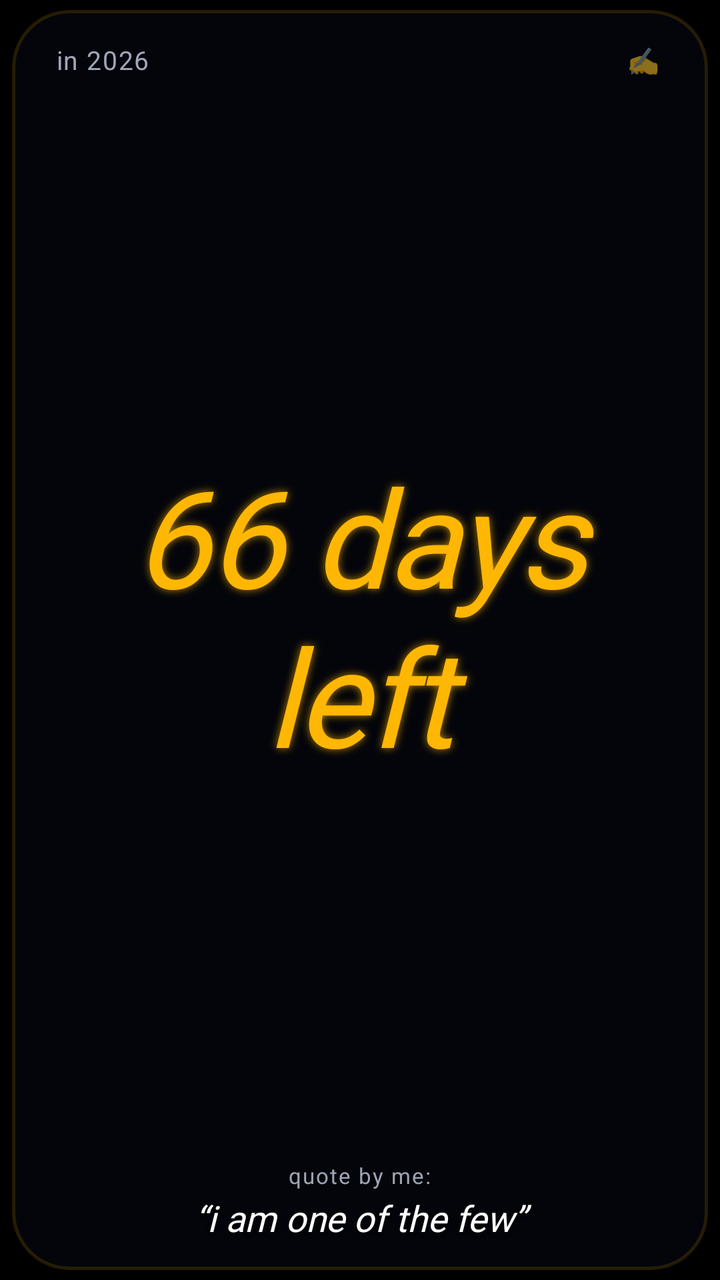
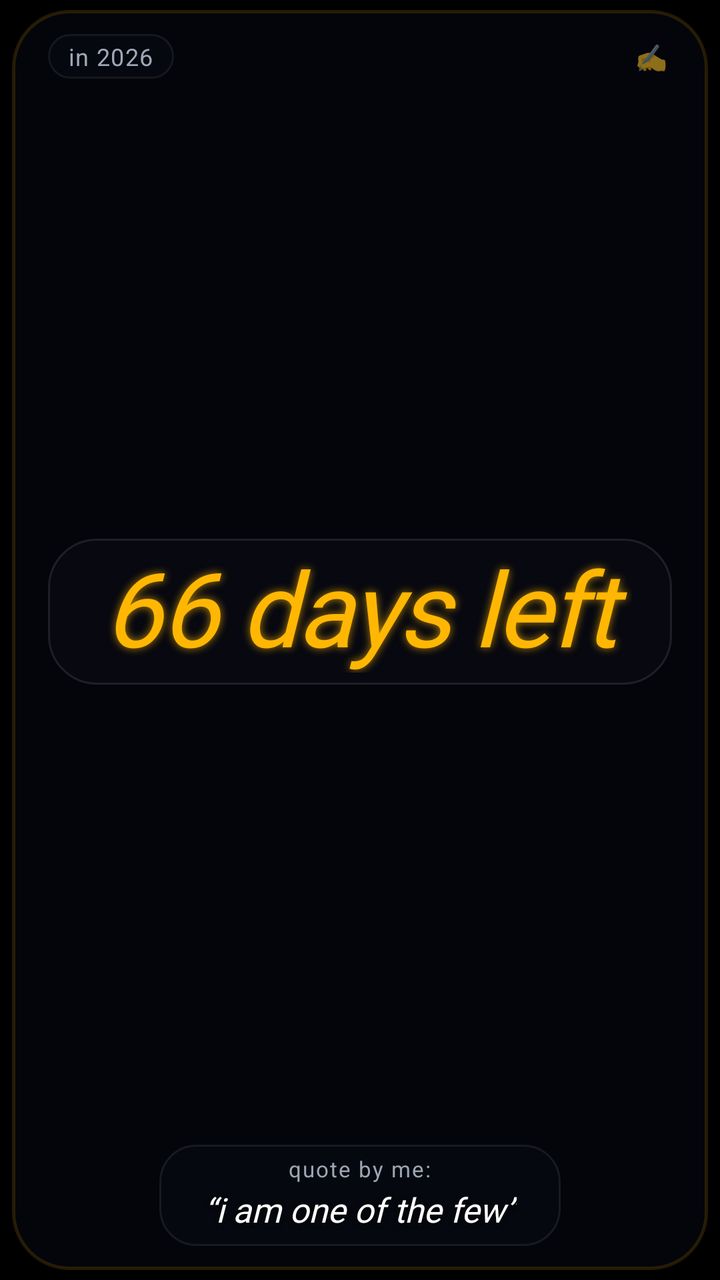

Two renders of the same Android screen: before a commit and after it. Below are the layout's source before the change and the commit's diff.
<!-- AndroidManifest.xml: application theme Theme.DaysLeftWidget -->
<!-- res/layout/widget_days_left.xml -->
<?xml version="1.0" encoding="utf-8"?>
<FrameLayout xmlns:android="http://schemas.android.com/apk/res/android"
    android:id="@+id/widget_root"
    android:layout_width="match_parent"
    android:layout_height="match_parent"
    android:paddingStart="6dp"
    android:paddingEnd="6dp"
    android:paddingTop="5dp"
    android:paddingBottom="5dp">

    
    <FrameLayout
        android:id="@+id/widget_card"
        android:layout_width="match_parent"
        android:layout_height="match_parent"
        android:background="@drawable/widget_card_bg">

        
        <ImageView
            android:id="@+id/iv_year_dots"
            android:layout_width="match_parent"
            android:layout_height="match_parent"
            android:scaleType="fitXY"
            android:contentDescription="@null" />

        
        <LinearLayout
            android:layout_width="match_parent"
            android:layout_height="match_parent"
            android:orientation="vertical"
            android:paddingStart="22dp"
            android:paddingEnd="22dp"
            android:paddingTop="14dp"
            android:paddingBottom="14dp">

            
            <RelativeLayout
                android:layout_width="match_parent"
                android:layout_height="wrap_content">

                <TextView
                    android:id="@+id/tv_year_label"
                    android:layout_width="wrap_content"
                    android:layout_height="wrap_content"
                    android:layout_alignParentStart="true"
                    android:layout_centerVertical="true"
                    android:text="in 2026"
                    android:textColor="@color/text_header_muted"
                    android:textSize="13sp"
                    android:textStyle="normal"
                    android:letterSpacing="0.04" />

                <TextView
                    android:id="@+id/btn_quick_add"
                    android:layout_width="wrap_content"
                    android:layout_height="wrap_content"
                    android:layout_alignParentEnd="true"
                    android:layout_centerVertical="true"
                    android:padding="2dp"
                    android:text="✍️"
                    android:textSize="13sp" />
            </RelativeLayout>

            
            <LinearLayout
                android:layout_width="match_parent"
                android:layout_height="0dp"
                android:layout_weight="1"
                android:gravity="center"
                android:paddingTop="2dp"
                android:paddingBottom="2dp">

                <TextView
                    android:id="@+id/tv_days_hero"
                    android:layout_width="match_parent"
                    android:layout_height="match_parent"
                    android:gravity="center"
                    android:text="66 days left"
                    android:textColor="@color/hero_days_color"
                    android:textSize="54sp"
                    android:textStyle="italic"
                    android:fontFamily="@font/playfair_display_italic"
                    android:autoSizeTextType="uniform"
                    android:autoSizeMinTextSize="28sp"
                    android:autoSizeMaxTextSize="68sp"
                    android:autoSizeStepGranularity="2sp"
                    android:includeFontPadding="false"
                    android:letterSpacing="-0.02"
                    android:shadowColor="#B3FFB703"
                    android:shadowDx="0"
                    android:shadowDy="0"
                    android:shadowRadius="10" />
            </LinearLayout>

            
            <LinearLayout
                android:id="@+id/quote_container"
                android:layout_width="match_parent"
                android:layout_height="wrap_content"
                android:gravity="center"
                android:orientation="vertical">

                <TextView
                    android:id="@+id/tv_quote_label"
                    android:layout_width="wrap_content"
                    android:layout_height="wrap_content"
                    android:text="quote by me:"
                    android:textColor="@color/quote_label_color"
                    android:textSize="11sp"
                    android:letterSpacing="0.06"
                    android:includeFontPadding="false" />

                <TextView
                    android:id="@+id/tv_quote_text"
                    android:layout_width="match_parent"
                    android:layout_height="wrap_content"
                    android:layout_marginTop="2dp"
                    android:gravity="center"
                    android:text="“i am one of the few”"
                    android:textColor="@color/quote_text_color"
                    android:textSize="18sp"
                    android:textStyle="italic"
                    android:fontFamily="@font/playfair_display_quote"
                    android:maxLines="2"
                    android:ellipsize="end"
                    android:lineSpacingExtra="3dp"
                    android:shadowColor="#99000000"
                    android:shadowDx="0"
                    android:shadowDy="2"
                    android:shadowRadius="6" />
            </LinearLayout>

        </LinearLayout>

    </FrameLayout>
</FrameLayout>
<!-- resources referenced by this layout -->
<resources>
  <color name="hero_days_color">#FFB703</color>
  <color name="quote_label_color">#9DA4B3</color>
  <color name="quote_text_color">#FFFFFF</color>
  <color name="text_header_muted">#A0A7B8</color>
  <!-- drawable widget_card_bg (drawable) -->
  <?xml version="1.0" encoding="utf-8"?>
  <shape xmlns:android="http://schemas.android.com/apk/res/android"
      android:shape="rectangle">
      
      <solid android:color="#B8060810" />
      <corners android:radius="28dp" />
      <stroke
          android:width="1.5dp"
          android:color="#24FFB703" />
  </shape>
  <style name="Theme.DaysLeftWidget" parent="Theme.MaterialComponents.DayNight.NoActionBar">
          <item name="colorPrimary">@color/primary_dark</item>
          <item name="colorSecondary">@color/accent_color</item>
          <item name="android:statusBarColor">@color/primary_dark</item>
          <item name="android:windowBackground">@color/primary_dark</item>
      </style>
  <color name="primary_dark">#000000</color>
  <color name="accent_color">#FFB703</color>
</resources>

<!-- the commit's change to res/layout/widget_days_left.xml (unified diff, before → after) -->
@@ -28,10 +28,10 @@
             android:layout_width="match_parent"
             android:layout_height="match_parent"
             android:orientation="vertical"
-            android:paddingStart="22dp"
-            android:paddingEnd="22dp"
-            android:paddingTop="14dp"
-            android:paddingBottom="14dp">
+            android:paddingStart="18dp"
+            android:paddingEnd="18dp"
+            android:paddingTop="12dp"
+            android:paddingBottom="12dp">
 
             
             <RelativeLayout
@@ -44,9 +44,14 @@
                     android:layout_height="wrap_content"
                     android:layout_alignParentStart="true"
                     android:layout_centerVertical="true"
+                    android:background="@drawable/scrim_capsule_year"
+                    android:paddingStart="10dp"
+                    android:paddingEnd="10dp"
+                    android:paddingTop="3dp"
+                    android:paddingBottom="3dp"
                     android:text="in 2026"
                     android:textColor="@color/text_header_muted"
-                    android:textSize="13sp"
+                    android:textSize="12sp"
                     android:textStyle="normal"
                     android:letterSpacing="0.04" />
 
@@ -67,67 +72,88 @@
                 android:layout_height="0dp"
                 android:layout_weight="1"
                 android:gravity="center"
-                android:paddingTop="2dp"
-                android:paddingBottom="2dp">
+                android:paddingTop="3dp"
+                android:paddingBottom="3dp">
 
-                <TextView
-                    android:id="@+id/tv_days_hero"
+                <FrameLayout
                     android:layout_width="match_parent"
-                    android:layout_height="match_parent"
-                    android:gravity="center"
-                    android:text="66 days left"
-                    android:textColor="@color/hero_days_color"
-                    android:textSize="54sp"
-                    android:textStyle="italic"
-                    android:fontFamily="@font/playfair_display_italic"
-                    android:autoSizeTextType="uniform"
-                    android:autoSizeMinTextSize="28sp"
-                    android:autoSizeMaxTextSize="68sp"
-                    android:autoSizeStepGranularity="2sp"
-                    android:includeFontPadding="false"
-                    android:letterSpacing="-0.02"
-                    android:shadowColor="#B3FFB703"
-                    android:shadowDx="0"
-                    android:shadowDy="0"
-                    android:shadowRadius="10" />
+                    android:layout_height="wrap_content"
+                    android:background="@drawable/scrim_capsule_hero"
+                    android:paddingStart="20dp"
+                    android:paddingEnd="20dp"
+                    android:paddingTop="6dp"
+                    android:paddingBottom="6dp">
+
+                    <TextView
+                        android:id="@+id/tv_days_hero"
+                        android:layout_width="match_parent"
+                        android:layout_height="wrap_content"
+                        android:gravity="center"
+                        android:text="66 days left"
+                        android:textColor="@color/hero_days_color"
+                        android:textSize="52sp"
+                        android:textStyle="italic"
+                        android:fontFamily="@font/playfair_display_italic"
+                        android:autoSizeTextType="uniform"
+                        android:autoSizeMinTextSize="28sp"
+                        android:autoSizeMaxTextSize="68sp"
+                        android:autoSizeStepGranularity="2sp"
+                        android:includeFontPadding="false"
+                        android:letterSpacing="-0.02"
+                        android:shadowColor="#B3FFB703"
+                        android:shadowDx="0"
+                        android:shadowDy="0"
+                        android:shadowRadius="10" />
+                </FrameLayout>
             </LinearLayout>
 
             
             <LinearLayout
-                android:id="@+id/quote_container"
                 android:layout_width="match_parent"
                 android:layout_height="wrap_content"
-                android:gravity="center"
-                android:orientation="vertical">
+                android:gravity="center">
 
-                <TextView
-                    android:id="@+id/tv_quote_label"
+                <LinearLayout
+                    android:id="@+id/quote_container"
                     android:layout_width="wrap_content"
                     android:layout_height="wrap_content"
-                    android:text="quote by me:"
-                    android:textColor="@color/quote_label_color"
-                    android:textSize="11sp"
-                    android:letterSpacing="0.06"
-                    android:includeFontPadding="false" />
+                    android:background="@drawable/scrim_capsule_quote"
+                    android:paddingStart="22dp"
+                    android:paddingEnd="22dp"
+                    android:paddingTop="6dp"
+                    android:paddingBottom="7dp"
+                    android:gravity="center"
+                    android:orientation="vertical">
 
-                <TextView
-                    android:id="@+id/tv_quote_text"
-                    android:layout_width="match_parent"
-                    android:layout_height="wrap_content"
-                    android:layout_marginTop="2dp"
-                    android:gravity="center"
-                    android:text="“i am one of the few”"
-                    android:textColor="@color/quote_text_color"
-                    android:textSize="18sp"
-                    android:textStyle="italic"
-                    android:fontFamily="@font/playfair_display_quote"
-                    android:maxLines="2"
-                    android:ellipsize="end"
-                    android:lineSpacingExtra="3dp"
-                    android:shadowColor="#99000000"
-                    android:shadowDx="0"
-                    android:shadowDy="2"
-                    android:shadowRadius="6" />
+                    <TextView
+                        android:id="@+id/tv_quote_label"
+                        android:layout_width="wrap_content"
+                        android:layout_height="wrap_content"
+                        android:text="quote by me:"
+                        android:textColor="@color/quote_label_color"
+                        android:textSize="11sp"
+                        android:letterSpacing="0.06"
+                        android:includeFontPadding="false" />
+
+                    <TextView
+                        android:id="@+id/tv_quote_text"
+                        android:layout_width="wrap_content"
+                        android:layout_height="wrap_content"
+                        android:layout_marginTop="2dp"
+                        android:gravity="center"
+                        android:text="“i am one of the few”"
+                        android:textColor="@color/quote_text_color"
+                        android:textSize="17sp"
+                        android:textStyle="italic"
+                        android:fontFamily="@font/playfair_display_quote"
+                        android:maxLines="2"
+                        android:ellipsize="end"
+                        android:lineSpacingExtra="3dp"
+                        android:shadowColor="#99000000"
+                        android:shadowDx="0"
+                        android:shadowDy="2"
+                        android:shadowRadius="6" />
+                </LinearLayout>
             </LinearLayout>
 
         </LinearLayout>
<!-- resource entries referenced after the edit -->
@@ -4,6 +4,36 @@
   <color name="quote_label_color">#9DA4B3</color>
   <color name="quote_text_color">#FFFFFF</color>
   <color name="text_header_muted">#A0A7B8</color>
+  <!-- drawable scrim_capsule_hero (drawable) -->
+  <?xml version="1.0" encoding="utf-8"?>
+  <shape xmlns:android="http://schemas.android.com/apk/res/android"
+      android:shape="rectangle">
+      <solid android:color="#C4080A12" />
+      <corners android:radius="24dp" />
+      <stroke
+          android:width="1dp"
+          android:color="#1AFFFFFF" />
+  </shape>
+  <!-- drawable scrim_capsule_quote (drawable) -->
+  <?xml version="1.0" encoding="utf-8"?>
+  <shape xmlns:android="http://schemas.android.com/apk/res/android"
+      android:shape="rectangle">
+      <solid android:color="#B4080A12" />
+      <corners android:radius="18dp" />
+      <stroke
+          android:width="1dp"
+          android:color="#14FFFFFF" />
+  </shape>
+  <!-- drawable scrim_capsule_year (drawable) -->
+  <?xml version="1.0" encoding="utf-8"?>
+  <shape xmlns:android="http://schemas.android.com/apk/res/android"
+      android:shape="rectangle">
+      <solid android:color="#A0080A12" />
+      <corners android:radius="14dp" />
+      <stroke
+          android:width="1dp"
+          android:color="#12FFFFFF" />
+  </shape>
   <!-- drawable widget_card_bg (drawable) -->
   <?xml version="1.0" encoding="utf-8"?>
   <shape xmlns:android="http://schemas.android.com/apk/res/android"
